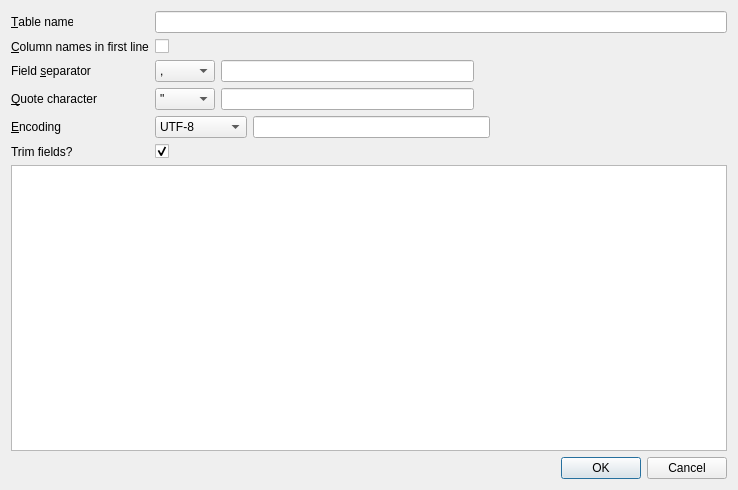
This is src/ImportCsvDialog.ui in sqlitebrowser/sqlitebrowser as Qt 5 draws it before an edit. The edited form follows.
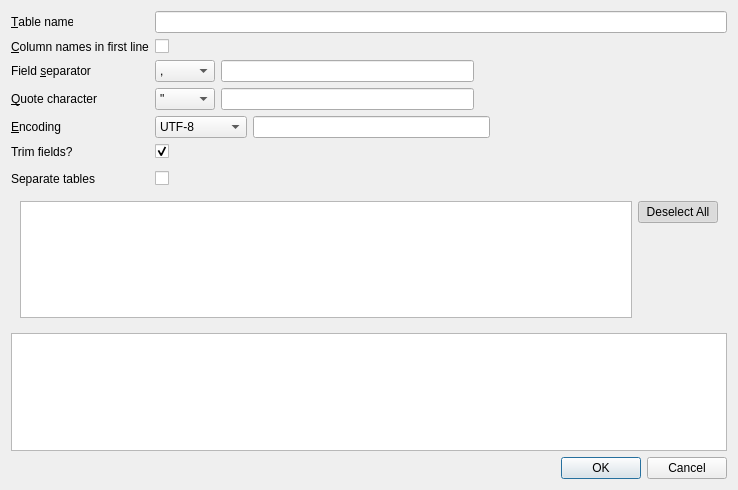
This is the edited form.

Commit message: Allow for interactive CSV file import - Tweak input checker - Preserve old file import as not to cause any unforeseen breaks - Allow ignoring file name when importing multiple files to tables - Mass toggle several files for import

```diff
--- a/src/ImportCsvDialog.ui
+++ b/src/ImportCsvDialog.ui
@@ -13,7 +13,7 @@
   <property name="windowTitle">
    <string>Import CSV file</string>
   </property>
-  <layout class="QVBoxLayout" name="verticalLayout">
+  <layout class="QVBoxLayout" name="verticalLayout_4">
    <item>
     <layout class="QFormLayout" name="formLayout">
      <property name="fieldGrowthPolicy">
@@ -241,8 +241,76 @@
        </property>
       </widget>
      </item>
+     <item row="7" column="0">
+      <layout class="QVBoxLayout" name="verticalLayout_2"/>
+     </item>
+     <item row="8" column="0">
+      <widget class="QLabel" name="separateTables">
+       <property name="text">
+        <string>Separate tables</string>
+       </property>
+      </widget>
+     </item>
+     <item row="8" column="1">
+      <widget class="QCheckBox" name="checkBoxSeparateTables">
+       <property name="text">
+        <string/>
+       </property>
+      </widget>
+     </item>
     </layout>
    </item>
+   <item>
+    <widget class="QWidget" name="filePickerBlock" native="true">
+     <property name="enabled">
+      <bool>true</bool>
+     </property>
+     <layout class="QHBoxLayout" name="filePickerLayout">
+      <item>
+       <widget class="QListWidget" name="filePicker"/>
+      </item>
+      <item>
+       <layout class="QVBoxLayout" name="verticalLayout">
+        <property name="spacing">
+         <number>7</number>
+        </property>
+        <property name="sizeConstraint">
+         <enum>QLayout::SetDefaultConstraint</enum>
+        </property>
+        <property name="topMargin">
+         <number>0</number>
+        </property>
+        <item>
+         <widget class="QPushButton" name="toggleSelected">
+          <property name="text">
+           <string>Deselect All</string>
+          </property>
+          <property name="checkable">
+           <bool>true</bool>
+          </property>
+          <property name="checked">
+           <bool>true</bool>
+          </property>
+         </widget>
+        </item>
+        <item>
+         <spacer name="verticalSpacer">
+          <property name="orientation">
+           <enum>Qt::Vertical</enum>
+          </property>
+          <property name="sizeHint" stdset="0">
+           <size>
+            <width>20</width>
+            <height>40</height>
+           </size>
+          </property>
+         </spacer>
+        </item>
+       </layout>
+      </item>
+     </layout>
+    </widget>
+   </item>
    <item>
     <widget class="QTableWidget" name="tablePreview"/>
    </item>
```
Left out of the diff: 213 changed lines with no effect on the pictures. The commit also changes 3 other files.
